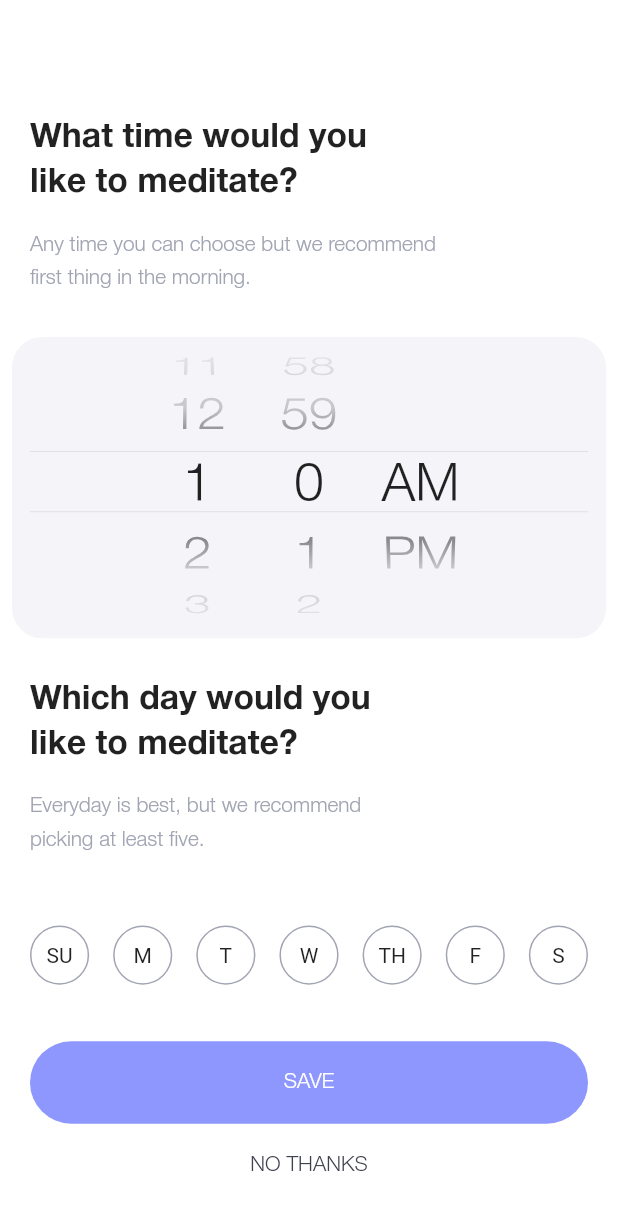
After one commit to trunghq3101/meditation_app, a Flutter app: the RemindersPage screen opened by its route, on a phone screen of 412 x 824 dp. The commit adds this screen. Shown: the top 1210 px of the screen. Run offline on Flutter 3.47's test engine with Material 2 defaults, Android fonts, the phone set to English and light mode, and no system bars; our stand-ins replace device_preview, dio, flutter_svg, freezed_annotation.

Commit message:
[f] UI for Reminders Page

```diff
--- a/lib/main.dart
+++ b/lib/main.dart
@@ -3,6 +3,7 @@ import 'package:flutter/foundation.dart';
 import 'package:flutter/material.dart';
 import 'package:meditation_app/pages/choose_topic_page.dart';
 import 'package:meditation_app/pages/get_started_page.dart';
+import 'package:meditation_app/pages/reminders_page.dart';
 import 'package:meditation_app/utils/theme.dart';
 
 void main() {
@@ -30,6 +31,7 @@ class MyApp extends StatelessWidget {
       routes: {
         '$GetStartedPage': (_) => const GetStartedPage(),
         '$ChooseTopicPage': (_) => const ChooseTopicPage(),
+        '$RemindersPage': (_) => const RemindersPage(),
       },
     );
   }
--- a/lib/pages/choose_topic_page.dart
+++ b/lib/pages/choose_topic_page.dart
@@ -4,6 +4,7 @@ import 'package:flutter_svg/flutter_svg.dart';
 import 'package:meditation_app/data/model/my_error.model.dart';
 import 'package:meditation_app/data/model/topic.model.dart';
 import 'package:meditation_app/data/topic_storage.dart';
+import 'package:meditation_app/pages/reminders_page.dart';
 import 'package:meditation_app/utils/theme.dart';
 import 'package:meditation_app/widgets/reponsive_builder.dart';
 
@@ -81,7 +82,11 @@ class _TopicGrid extends StatelessWidget {
           padding: const EdgeInsets.fromLTRB(16, 0, 16, 16),
           itemBuilder: (context, index) {
             final topic = topics[index];
-            return DecoratedBox(
+            return InkWell(
+              onTap: () {
+                Navigator.of(context).pushNamed('$RemindersPage');
+              },
+              child: DecoratedBox(
                 decoration: BoxDecoration(
                   color: topic.bgColor,
                   borderRadius: BorderRadius.circular(10),
@@ -105,6 +110,7 @@ class _TopicGrid extends StatelessWidget {
                       ),
                     ),
                   ],
+                ),
               ),
             );
           },
--- /dev/null
+++ b/lib/pages/reminders_page.dart
@@ -0,0 +1,296 @@
+import 'dart:ui' as ui;
+
+import 'package:flutter/material.dart';
+import 'package:meditation_app/utils/theme.dart';
+
+const daysOfWeek = ["SU", "M", "T", "W", "TH", "F", "S"];
+
+class RemindersPage extends StatelessWidget {
+  const RemindersPage({Key? key}) : super(key: key);
+
+  @override
+  Widget build(BuildContext context) {
+    return Scaffold(
+      backgroundColor: Colors.white,
+      body: SafeArea(
+        child: Column(
+          crossAxisAlignment: CrossAxisAlignment.stretch,
+          children: const [
+            Spacer(),
+            Expanded(
+              flex: 2,
+              child: _Title(
+                title: 'What time would you\nlike to meditate?',
+                subtitle:
+                    'Any time you can choose but we recommend\nfirst thing in the morning.',
+              ),
+            ),
+            Expanded(
+              flex: 3,
+              child: _TimeSelect(),
+            ),
+            Expanded(
+              flex: 2,
+              child: _Title(
+                title: 'Which day would you\nlike to meditate?',
+                subtitle:
+                    'Everyday is best, but we recommend \npicking at least five.',
+              ),
+            ),
+            Expanded(
+              child: _DaySelect(),
+            ),
+            Expanded(
+              flex: 2,
+              child: _Buttons(),
+            ),
+          ],
+        ),
+      ),
+    );
+  }
+}
+
+class _TimeSelect extends StatelessWidget {
+  const _TimeSelect({
+    Key? key,
+  }) : super(key: key);
+
+  @override
+  Widget build(BuildContext context) {
+    return Container(
+      margin: const EdgeInsets.fromLTRB(8, 0, 8, 24),
+      padding: const EdgeInsets.all(12),
+      decoration: BoxDecoration(
+        color: const Color(0xFFF5F5F9),
+        borderRadius: BorderRadius.circular(20),
+      ),
+      child: Stack(
+        children: [
+          ShaderMask(
+            shaderCallback: (Rect bounds) {
+              return ui.Gradient.linear(
+                const Offset(0, 0),
+                Offset(0, bounds.height),
+                [
+                  const Color(0x26F5F5F9),
+                  const Color.fromARGB(111, 245, 245, 249),
+                  const Color(0xFFF5F5F9),
+                  const Color(0xFFF5F5F9),
+                  const Color.fromARGB(111, 245, 245, 249),
+                  const Color(0x26F5F5F9),
+                ],
+                [0, 0.2, 0.3, 0.7, 0.8, 1],
+              );
+            },
+            child: Row(
+              crossAxisAlignment: CrossAxisAlignment.stretch,
+              children: [
+                const Spacer(),
+                Expanded(
+                  child: _TimeWheel(
+                    itemText: (index) => '${index % 12 + 1}',
+                  ),
+                ),
+                Expanded(
+                  child: _TimeWheel(
+                    itemText: (index) => '${index % 60}',
+                  ),
+                ),
+                Expanded(
+                  child: LayoutBuilder(builder: (context, constraints) {
+                    return ListWheelScrollView(
+                      itemExtent: constraints.maxHeight * 0.2,
+                      squeeze: 0.8,
+                      diameterRatio: 1.4,
+                      overAndUnderCenterOpacity: 0.5,
+                      children: [
+                        FittedBox(
+                            child: Text('AM', style: PrimaryFont.medium(24))),
+                        FittedBox(
+                            child: Text('PM', style: PrimaryFont.medium(24))),
+                      ],
+                    );
+                  }),
+                ),
+                const Spacer(),
+              ],
+            ),
+          ),
+          const Align(
+            alignment: Alignment(0, -0.3),
+            child: Divider(
+              color: Color(0xFFE1E1E5),
+            ),
+          ),
+          const Align(
+            alignment: Alignment(0, 0.2),
+            child: Divider(
+              color: Color(0xFFE1E1E5),
+            ),
+          )
+        ],
+      ),
+    );
+  }
+}
+
+class _TimeWheel extends StatelessWidget {
+  const _TimeWheel({
+    Key? key,
+    required this.itemText,
+  }) : super(key: key);
+
+  final String Function(int index) itemText;
+
+  @override
+  Widget build(BuildContext context) {
+    return LayoutBuilder(builder: (context, constraints) {
+      return ListWheelScrollView.useDelegate(
+        itemExtent: constraints.maxHeight * 0.2,
+        squeeze: 0.8,
+        diameterRatio: 1.4,
+        overAndUnderCenterOpacity: 0.5,
+        childDelegate: ListWheelChildBuilderDelegate(
+          builder: (context, index) {
+            return FittedBox(
+              child: Text(
+                itemText(index),
+                style: PrimaryFont.medium(24),
+              ),
+            );
+          },
+        ),
+      );
+    });
+  }
+}
+
+class _DaySelect extends StatelessWidget {
+  const _DaySelect({
+    Key? key,
+  }) : super(key: key);
+
+  @override
+  Widget build(BuildContext context) {
+    return Padding(
+      padding: const EdgeInsets.symmetric(horizontal: 12),
+      child: Row(
+        crossAxisAlignment: CrossAxisAlignment.stretch,
+        children: List.generate(7, (index) {
+          return Expanded(
+            child: Padding(
+              padding: const EdgeInsets.all(8.0),
+              child: DecoratedBox(
+                decoration: BoxDecoration(
+                  shape: BoxShape.circle,
+                  color: Colors.transparent,
+                  border: Border.all(
+                    color: const Color(0xFFA1A4B2),
+                  ),
+                ),
+                child: Center(
+                  child: FittedBox(child: Text(daysOfWeek[index])),
+                ),
+              ),
+            ),
+          );
+        }),
+      ),
+    );
+  }
+}
+
+class _Buttons extends StatelessWidget {
+  const _Buttons({
+    Key? key,
+  }) : super(key: key);
+
+  @override
+  Widget build(BuildContext context) {
+    return Padding(
+      padding: const EdgeInsets.all(20),
+      child: Column(
+        crossAxisAlignment: CrossAxisAlignment.stretch,
+        children: [
+          Expanded(
+            child: MaterialButton(
+              onPressed: () {},
+              child: Text(
+                'SAVE',
+                style: PrimaryFont.medium(14),
+              ),
+              textColor: Colors.white,
+              color: kColorPrimary,
+              elevation: 0,
+              shape: RoundedRectangleBorder(
+                borderRadius: BorderRadius.circular(38),
+              ),
+            ),
+          ),
+          Expanded(
+            child: TextButton(
+              onPressed: () {},
+              child: Text(
+                'NO THANKS',
+                style: PrimaryFont.medium(14).copyWith(color: kColorDarkGrey),
+              ),
+            ),
+          )
+        ],
+      ),
+    );
+  }
+}
+
+class _Title extends StatelessWidget {
+  const _Title({
+    Key? key,
+    required this.title,
+    required this.subtitle,
+  }) : super(key: key);
+
+  final String title;
+  final String subtitle;
+
+  @override
+  Widget build(BuildContext context) {
+    return Padding(
+      padding: const EdgeInsets.symmetric(horizontal: 20),
+      child: Column(
+        crossAxisAlignment: CrossAxisAlignment.stretch,
+        children: [
+          Expanded(
+            child: FractionallySizedBox(
+              heightFactor: 0.8,
+              alignment: Alignment.topLeft,
+              child: FittedBox(
+                alignment: Alignment.centerLeft,
+                child: Text(
+                  title,
+                  style: PrimaryFont.bold(24).copyWith(height: 1.35),
+                ),
+              ),
+            ),
+          ),
+          Expanded(
+            child: FractionallySizedBox(
+              heightFactor: 0.6,
+              alignment: Alignment.topLeft,
+              child: FittedBox(
+                alignment: Alignment.centerLeft,
+                child: Text(
+                  subtitle,
+                  style: PrimaryFont.light(16).copyWith(
+                    color: const Color(0xFFA1A4B2),
+                    height: 1.65,
+                  ),
+                ),
+              ),
+            ),
+          ),
+        ],
+      ),
+    );
+  }
+}
```
Lines whose indentation alone changed are shown as unchanged.
